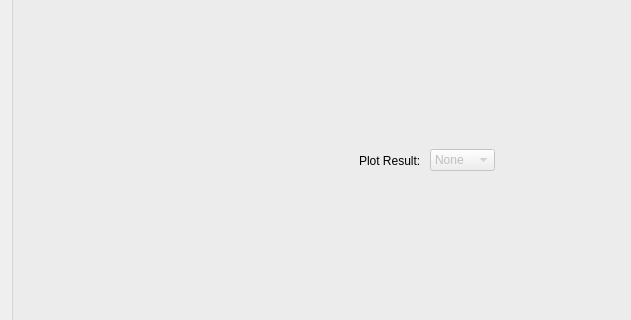
Above: Code/Mantid/MantidQt/CustomInterfaces/inc/MantidQtCustomInterfaces/Stretch.ui from mantidproject/mantid before the change; both pictures show x 0 to 631 and y 210 to 530 of the 950 by 615 pixel window. Below: the same form after it.
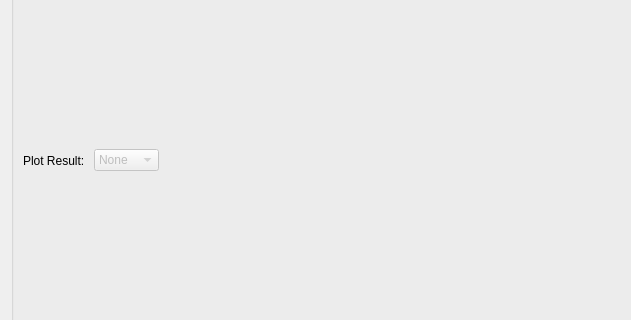
That is the form after the change. Custom widgets are drawn as their Qt base class.

Commit message:
Remove old spaces from UI
Refs #10850

Patch:
```diff
--- a/Code/Mantid/MantidQt/CustomInterfaces/inc/MantidQtCustomInterfaces/Stretch.ui
+++ b/Code/Mantid/MantidQt/CustomInterfaces/inc/MantidQtCustomInterfaces/Stretch.ui
@@ -182,19 +182,6 @@
         <string>Output Options</string>
        </property>
        <layout class="QHBoxLayout" name="horizontalLayout">
-        <item>
-         <spacer name="horizontalSpacer_17">
-          <property name="orientation">
-           <enum>Qt::Horizontal</enum>
-          </property>
-          <property name="sizeHint" stdset="0">
-           <size>
-            <width>40</width>
-            <height>20</height>
-           </size>
-          </property>
-         </spacer>
-        </item>
         <item>
          <widget class="QLabel" name="lblPlotResult">
           <property name="text">
```
The commit also changes 7 other files.
